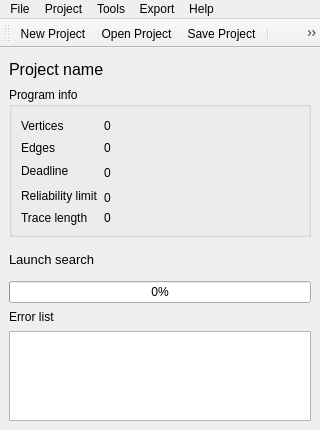
This is src/SchedulerGUI/Windows/MainWindow.ui in DanielZorin/movepoint as Qt 5 draws it before an edit. The edited form follows.
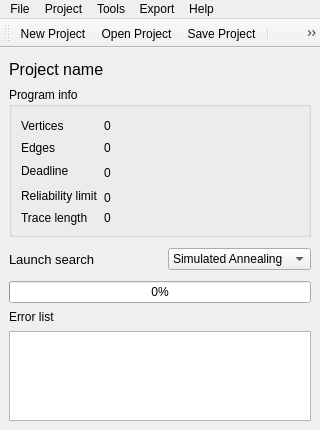
This is the edited form. Icons and pictures are not drawn.

Commit message: [+] Algorithm selection in GUI

Diff of the .ui file:
```diff
--- a/src/SchedulerGUI/Windows/MainWindow.ui
+++ b/src/SchedulerGUI/Windows/MainWindow.ui
@@ -362,6 +362,20 @@
           </property>
          </spacer>
         </item>
+        <item>
+         <widget class="QComboBox" name="comboBox" >
+          <item>
+           <property name="text" >
+            <string>Simulated Annealing</string>
+           </property>
+          </item>
+          <item>
+           <property name="text" >
+            <string>Genetics</string>
+           </property>
+          </item>
+         </widget>
+        </item>
        </layout>
       </item>
       <item>
```
Left out of the diff: 78 changed lines with no effect on the pictures. The commit also changes 6 other files.
